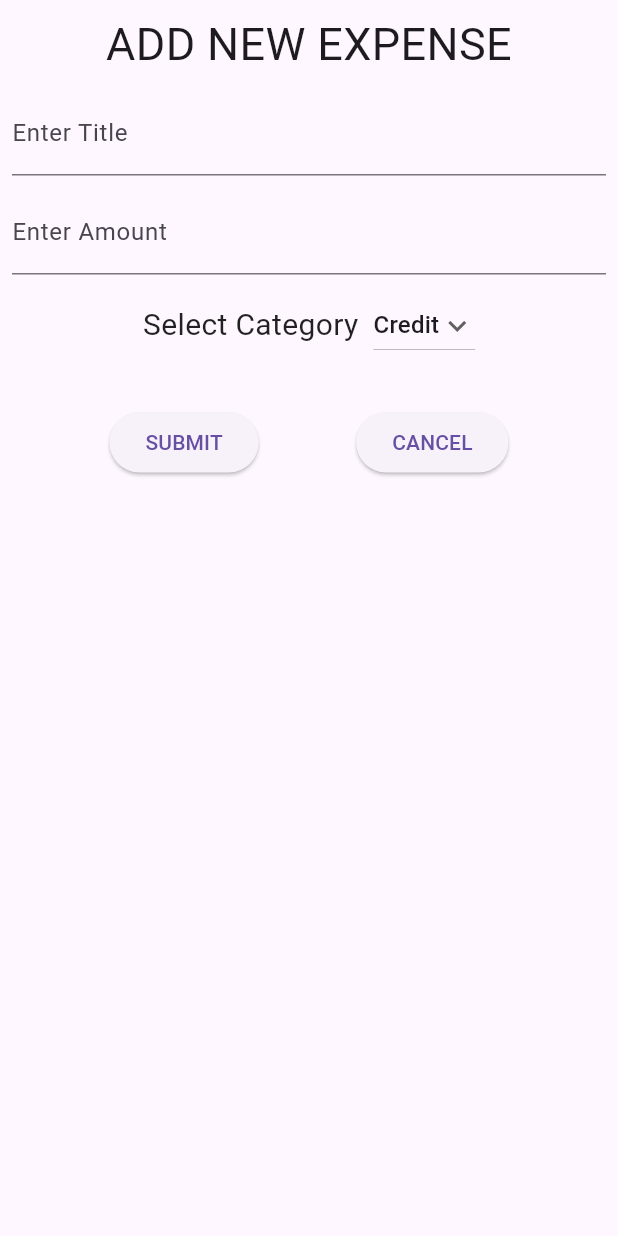
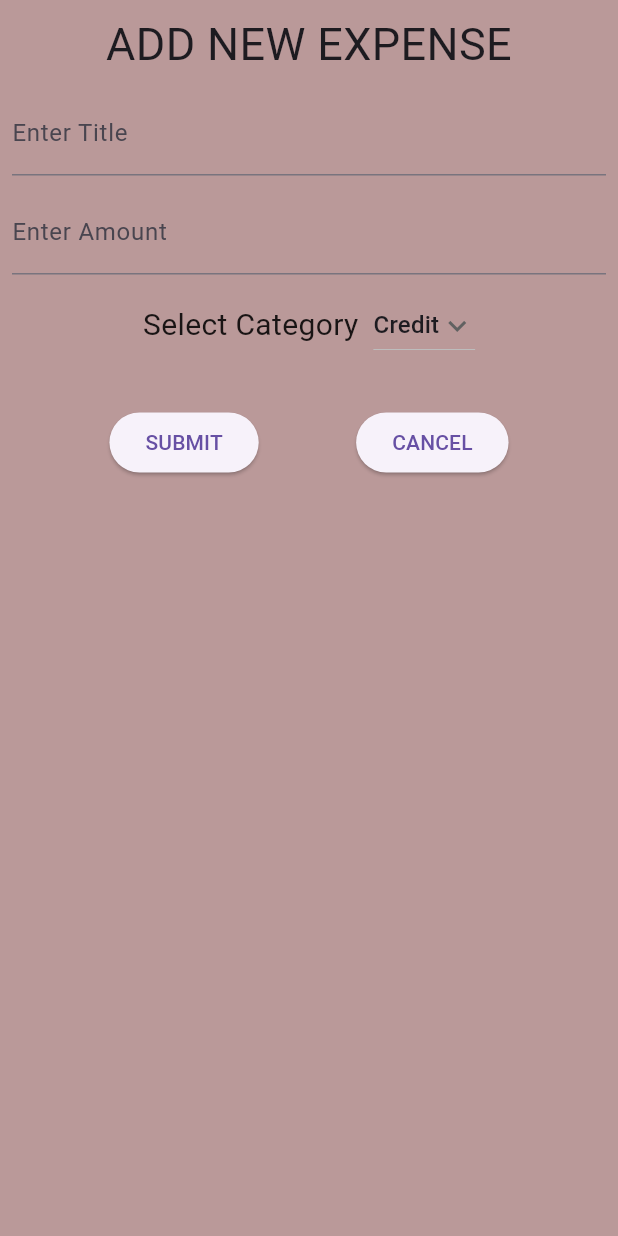
Before and after one commit to mrigankrai05/expensetracker, a Flutter app: the screen it shows after launch, after a tap on the "add" icon, on a phone screen of 412 x 824 dp. Run offline on Flutter 3.47's test engine with Material 3 defaults, Android fonts, the phone set to English and light mode, and no system bars.

Commit message:
added no expense

```diff
--- a/lib/expenseview.dart
+++ b/lib/expenseview.dart
@@ -25,11 +25,10 @@ class _ExpenseviewState extends State<Expenseview> {
     for (Expensemodel i in expense) {
       if (i.category.name == "Credit") {
         totalcredit += i.amount;
-      }
-      else {
+      } else {
         totaldebit += i.amount;
       }
-      amount =totalcredit - totaldebit;
+      amount = totalcredit - totaldebit;
     }
     return [amount, totalcredit, totaldebit];
   }
@@ -77,7 +76,8 @@ class _ExpenseviewState extends State<Expenseview> {
   void adddata() {
     if (title.isNotEmpty && amount > 0) {
       setState(() {
-        expense.insert(0,
+        expense.insert(
+          0,
           Expensemodel(
               title: title.toUpperCase(),
               amount: amount,
@@ -121,6 +121,7 @@ class _ExpenseviewState extends State<Expenseview> {
         return StatefulBuilder(
           builder: (BuildContext context, StateSetter setState) {
             return Scaffold(
+              backgroundColor: const Color.fromARGB(255, 186, 153, 153),
               body: Padding(
                 padding: const EdgeInsets.all(8.0),
                 child: Column(
@@ -210,7 +211,9 @@ class _ExpenseviewState extends State<Expenseview> {
   @override
   Widget build(BuildContext context) {
     return Scaffold(
+      backgroundColor: const Color.fromARGB(255, 185, 166, 166),
       appBar: AppBar(
+        backgroundColor: const Color.fromARGB(255, 161, 148, 172),
         title: Text(
           "Expense Tracker",
           textAlign: TextAlign.center,
@@ -225,18 +228,29 @@ class _ExpenseviewState extends State<Expenseview> {
       floatingActionButton: FloatingActionButton(
         onPressed: _adddialog,
         backgroundColor: const Color.fromARGB(255, 114, 156, 210),
-        child: Icon(Icons.add),
+        child: Icon(Icons.add, size: 30.0),
         tooltip: "Add Expense",
+        shape: CircleBorder(),
       ),
-      body: Column(
-        crossAxisAlignment:
-            CrossAxisAlignment.stretch,
-        children: [
-          Column(
+      body: expense.isEmpty
+          ? Center(
+              child: Text(
+                "ADD EXPENSE TO START",
+                textAlign: TextAlign.center,
+                style: TextStyle(
+                  fontSize: 20.0,
+                  fontWeight: FontWeight.w600,
+                  color: Colors.black87,
+                ),
+              ),
+            )
+          : Column(
+              crossAxisAlignment: CrossAxisAlignment.stretch,
               children: [
                 SizedBox(height: 10.0),
                 Text(
                   "NET BALANCE: ₹$totalamount",
+                  textAlign: TextAlign.center,
                   style: TextStyle(
                     fontSize: 20.0,
                     fontWeight: FontWeight.w600,
@@ -246,6 +260,7 @@ class _ExpenseviewState extends State<Expenseview> {
                 SizedBox(height: 10.0),
                 Text(
                   "TOTAL CREDIT: ₹$totalcredit",
+                  textAlign: TextAlign.center,
                   style: TextStyle(
                     fontSize: 20.0,
                     fontWeight: FontWeight.w600,
@@ -255,13 +270,12 @@ class _ExpenseviewState extends State<Expenseview> {
                 SizedBox(height: 10.0),
                 Text(
                   "TOTAL DEBIT: ₹$totaldebit",
+                  textAlign: TextAlign.center,
                   style: TextStyle(
                     fontSize: 20.0,
                     fontWeight: FontWeight.w600,
                     color: Colors.black87,
                   ),
-              ),
-            ],
                 ),
                 Expanded(
                   child: Padding(
--- a/lib/main.dart
+++ b/lib/main.dart
@@ -1,5 +1,11 @@
 import "package:flutter/material.dart";
 import './expenseview.dart';
-void main(){
-  runApp(MaterialApp(home: Expenseview()));
+
+void main() {
+  runApp(
+    MaterialApp(
+      home: Expenseview(),
+      theme: ThemeData(scaffoldBackgroundColor: const Color.fromARGB(255, 146, 39, 39)),
+    ),
+  );
 }
```
Lines whose indentation alone changed are shown as unchanged.
